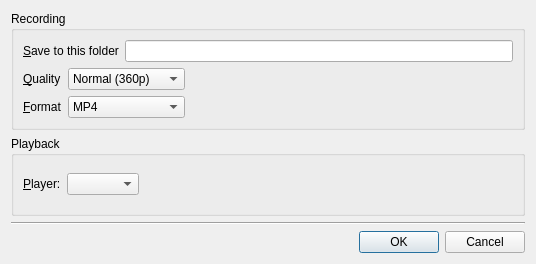
smplayer-dev/smtube, file src/configdialog.ui: the form before one commit.
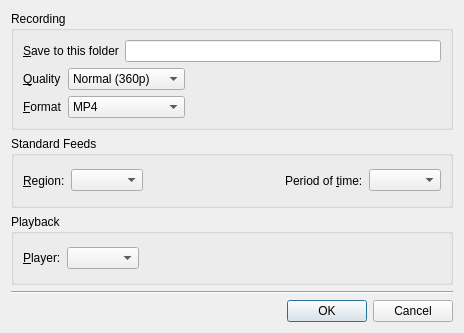
The form after the commit. Custom widgets are drawn as their Qt base class.

Commit message: Add options in the preferences to set the region and time (not finished)

```diff
--- a/src/configdialog.ui
+++ b/src/configdialog.ui
@@ -6,8 +6,8 @@
    <rect>
     <x>0</x>
     <y>0</y>
-    <width>536</width>
-    <height>264</height>
+    <width>464</width>
+    <height>333</height>
    </rect>
   </property>
   <property name="windowTitle">
@@ -126,6 +126,54 @@
      </layout>
     </widget>
    </item>
+   <item>
+    <widget class="QGroupBox" name="groupBox">
+     <property name="title">
+      <string>Standard Feeds</string>
+     </property>
+     <layout class="QHBoxLayout" name="horizontalLayout_3">
+      <item>
+       <widget class="QLabel" name="label_3">
+        <property name="text">
+         <string>&amp;Region:</string>
+        </property>
+        <property name="buddy">
+         <cstring>region_combo</cstring>
+        </property>
+       </widget>
+      </item>
+      <item>
+       <widget class="QComboBox" name="region_combo"/>
+      </item>
+      <item>
+       <spacer name="horizontalSpacer_4">
+        <property name="orientation">
+         <enum>Qt::Horizontal</enum>
+        </property>
+        <property name="sizeHint" stdset="0">
+         <size>
+          <width>87</width>
+          <height>20</height>
+         </size>
+        </property>
+       </spacer>
+      </item>
+      <item>
+       <widget class="QLabel" name="label_4">
+        <property name="text">
+         <string>Period of &amp;time:</string>
+        </property>
+        <property name="buddy">
+         <cstring>time_combo</cstring>
+        </property>
+       </widget>
+      </item>
+      <item>
+       <widget class="QComboBox" name="time_combo"/>
+      </item>
+     </layout>
+    </widget>
+   </item>
    <item>
     <widget class="QGroupBox" name="playback_group">
      <property name="title">
```
Left out of the diff: 8 changed lines with no effect on the pictures. The commit also changes 3 other files.
